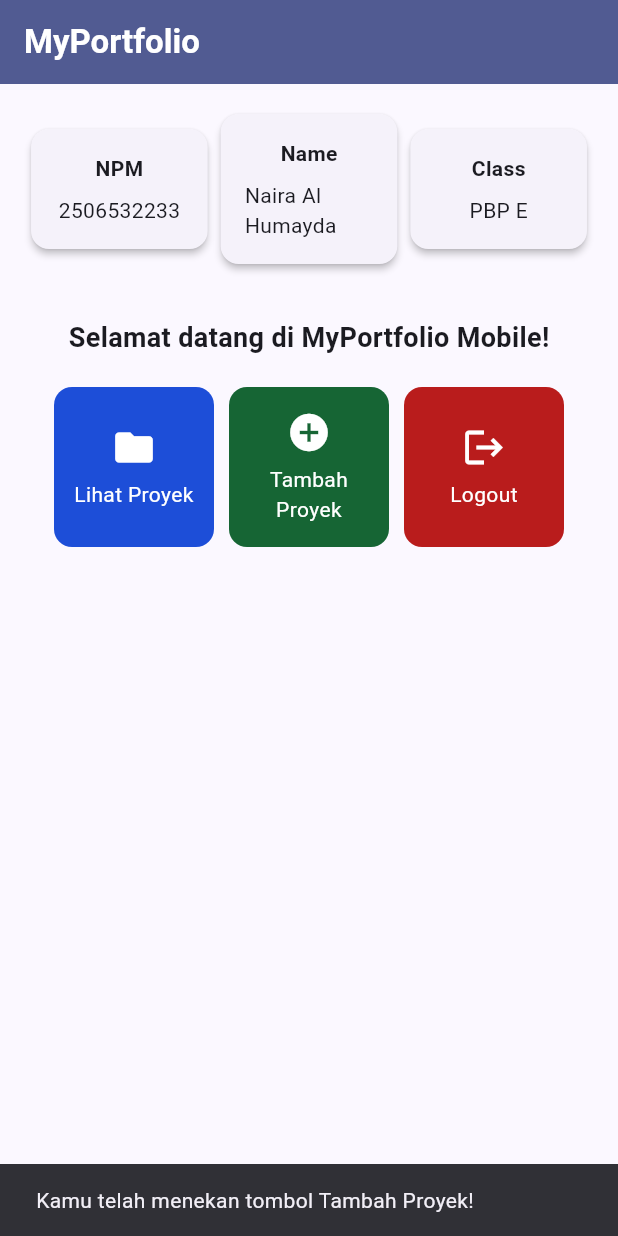
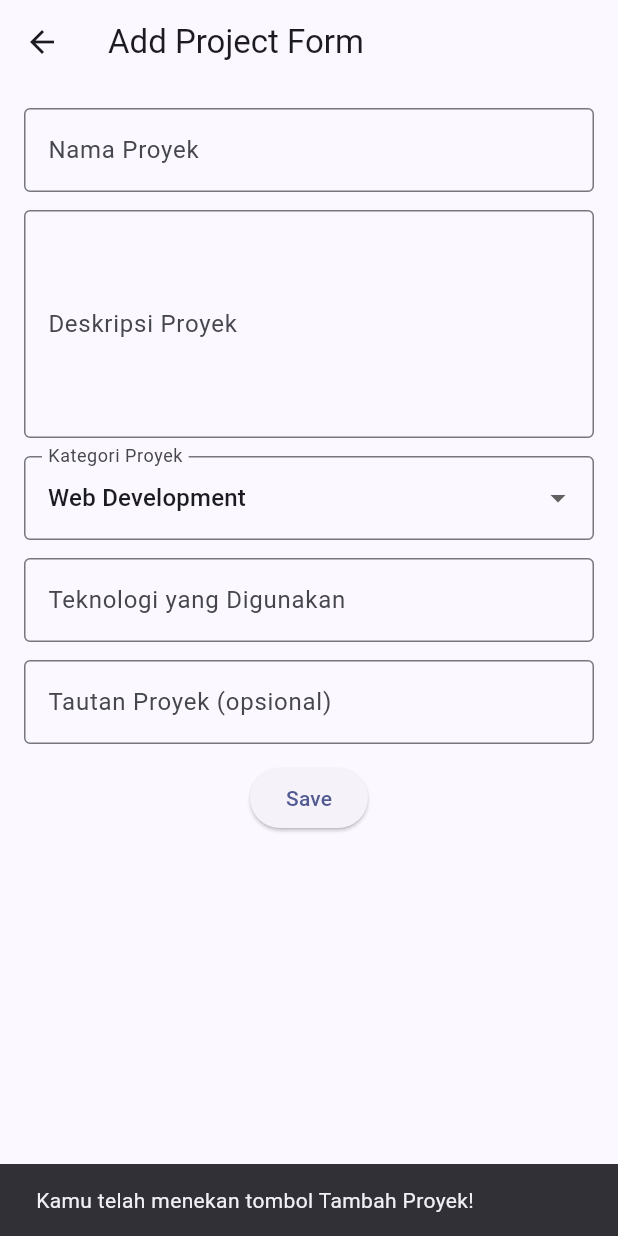
Before and after one commit to nairalhmyda/myportofolio_mobile, a Flutter app: the screen it shows after launch, after a tap on "Tambah Proyek", on a phone screen of 412 x 824 dp. Run offline on Flutter 3.47's test engine with Material 3 defaults, Android fonts, the phone set to English and light mode, and no system bars; our stand-ins replace material_ui.

Commit message:
feat(form and navigation): add project form and validation, connect project form and drawer.

```diff
--- a/lib/main.dart
+++ b/lib/main.dart
@@ -1,5 +1,5 @@
-import 'package:flutter/material.dart';
-import 'package:myportofolio_mobile/menu.dart';
+import 'package:material_ui/material_ui.dart';
+import 'package:myportofolio_mobile/screens/menu.dart';
 
 void main() {
   runApp(const MyApp());
--- a/lib/models/item_homepage.dart
+++ b/lib/models/item_homepage.dart
@@ -1,4 +1,4 @@
-import 'package:flutter/material.dart';
+import 'package:material_ui/material_ui.dart';
 
 enum MenuAction { viewProjects, addProject, logout }
 
--- a/lib/menu.dart
+++ b/lib/screens/menu.dart
@@ -1,9 +1,10 @@
-import 'package:flutter/material.dart';
+import 'package:material_ui/material_ui.dart';
 
-import 'screens/project_list_page.dart';
-import 'widgets/info_card.dart';
-import 'widgets/item_card.dart';
-import 'models/item_homepage.dart';
+import 'project_list_page.dart';
+import '../widgets/info_card.dart';
+import '../widgets/project_card.dart';
+import '../models/item_homepage.dart';
+import 'project_form.dart';
 
 class MyHomePage extends StatelessWidget {
   const MyHomePage({super.key});
@@ -86,13 +87,19 @@ class MyHomePage extends StatelessWidget {
                       return ItemCard(
                         item,
                         onPressed: () {
-                          if (item.action != MenuAction.viewProjects) return;
-
-                          Navigator.of(context).push(
-                            MaterialPageRoute<void>(
-                              builder: (_) => const ProjectListPage(),
-                            ),
-                          );
+                          if (item.action == MenuAction.viewProjects) {
+                            Navigator.of(context).push(
+                              MaterialPageRoute<void>(
+                                builder: (_) => const ProjectListPage(),
+                              ),
+                            );
+                          } else if (item.action == MenuAction.addProject) {
+                            Navigator.of(context).push(
+                              MaterialPageRoute<void>(
+                                builder: (_) => const ProjectFormPage(),
+                              ),
+                            );
+                          }
                         },
                       );
                     }).toList(),
--- /dev/null
+++ b/lib/screens/project_form.dart
@@ -0,0 +1,144 @@
+import 'package:material_ui/material_ui.dart';
+
+class ProjectFormPage extends StatefulWidget {
+  const ProjectFormPage({super.key});
+
+  @override
+  State<ProjectFormPage> createState() => _ProjectFormPageState();
+}
+
+class _ProjectFormPageState extends State<ProjectFormPage> {
+  final _formKey = GlobalKey<FormState>();
+
+  static const _categories = [
+    'Web Development',
+    'Mobile Development',
+    'Machine Learning',
+    'Data Science',
+    'Other',
+  ];
+
+  String _projectName = '';
+  String _description = '';
+  String _category = _categories.first;
+  String _technologies = '';
+  String _projectLink = '';
+
+  Widget _input({
+    required String label,
+    required ValueChanged<String> onChanged,
+    bool isRequired = false,
+    int maxLines = 1,
+  }) {
+    return Padding(
+      padding: const EdgeInsets.only(bottom: 12),
+      child: TextFormField(
+        maxLines: maxLines,
+        decoration: InputDecoration(
+          labelText: label,
+          border: const OutlineInputBorder(),
+        ),
+        onChanged: onChanged,
+        validator: (value) {
+          if (isRequired && (value == null || value.trim().isEmpty)) {
+            return '$label tidak boleh kosong.';
+          }
+          return null;
+        },
+      ),
+    );
+  }
+
+  void _saveProject() {
+    if (!_formKey.currentState!.validate()) return;
+
+    showDialog<void>(
+      context: context,
+      builder: (dialogContext) => AlertDialog(
+        title: const Text('Proyek berhasil ditambahkan!'),
+        scrollable: true,
+        content: Column(
+          crossAxisAlignment: CrossAxisAlignment.start,
+          children: [
+            Text('Nama Proyek: $_projectName'),
+            Text('Deskripsi: $_description'),
+            Text('Kategori: $_category'),
+            Text('Teknologi: $_technologies'),
+            Text('Tautan: $_projectLink'),
+          ],
+        ),
+        actions: [
+          TextButton(
+            onPressed: () {
+              Navigator.of(dialogContext).pop();
+              _formKey.currentState!.reset();
+              _projectName = '';
+              _description = '';
+              _category = _categories.first;
+              _technologies = '';
+              _projectLink = '';
+            },
+            child: const Text('OK'),
+          ),
+        ],
+      ),
+    );
+  }
+
+  @override
+  Widget build(BuildContext context) {
+    return Scaffold(
+      appBar: AppBar(title: const Text('Add Project Form')),
+      body: Form(
+        key: _formKey,
+        child: SingleChildScrollView(
+          padding: const EdgeInsets.all(16),
+          child: Column(
+            crossAxisAlignment: CrossAxisAlignment.stretch,
+            children: [
+              _input(
+                label: 'Nama Proyek',
+                isRequired: true,
+                onChanged: (value) => _projectName = value,
+              ),
+              _input(
+                label: 'Deskripsi Proyek',
+                isRequired: true,
+                maxLines: 5,
+                onChanged: (value) => _description = value,
+              ),
+              DropdownButtonFormField<String>(
+                initialValue: _categories.first,
+                isExpanded: true,
+                decoration: const InputDecoration(
+                  labelText: 'Kategori Proyek',
+                  border: OutlineInputBorder(),
+                ),
+                items: [
+                  for (final category in _categories)
+                    DropdownMenuItem(value: category, child: Text(category)),
+                ],
+                onChanged: (value) => _category = value ?? _categories.first,
+              ),
+              const SizedBox(height: 12),
+              _input(
+                label: 'Teknologi yang Digunakan',
+                onChanged: (value) => _technologies = value,
+              ),
+              _input(
+                label: 'Tautan Proyek (opsional)',
+                onChanged: (value) => _projectLink = value,
+              ),
+              Center(
+                child: ElevatedButton(
+                  onPressed: _saveProject,
+                  child: const Text('Save'),
+                ),
+              ),
+            ],
+          ),
+        ),
+      ),
+    );
+  }
+}
--- a/lib/screens/project_list_page.dart
+++ b/lib/screens/project_list_page.dart
@@ -1,4 +1,4 @@
-import 'package:flutter/material.dart';
+import 'package:material_ui/material_ui.dart';
 
 class PortfolioProject {
   final String title;
@@ -32,8 +32,7 @@ class ProjectListPage extends StatelessWidget {
   @override
   Widget build(BuildContext context) {
     return Scaffold(
-      appBar: AppBar(
-        title: const Text('Daftar Proyek')),
+      appBar: AppBar(title: const Text('Daftar Proyek')),
       body: ListView(
         padding: const EdgeInsets.all(16),
         children: [
--- a/lib/widgets/info_card.dart
+++ b/lib/widgets/info_card.dart
@@ -1,4 +1,4 @@
-import 'package:flutter/material.dart';
+import 'package:material_ui/material_ui.dart';
 
 class InfoCard extends StatelessWidget {
   // Kartu informasi yang menampilkan judul (title) dan isi (content).
--- a/lib/widgets/item_card.dart
+++ b/lib/widgets/project_card.dart
@@ -1,4 +1,5 @@
-import 'package:flutter/material.dart';
+import 'package:material_ui/material_ui.dart';
+
 import '../models/item_homepage.dart';
 
 class ItemCard extends StatelessWidget {
--- a/pubspec.yaml
+++ b/pubspec.yaml
@@ -34,6 +34,7 @@ dependencies:
   # The following adds the Cupertino Icons font to your application.
   # Use with the CupertinoIcons class for iOS style icons.
   cupertino_icons: ^1.0.8
+  material_ui: ^1.11.1
 
 dev_dependencies:
   flutter_test:
```
Also changed, not shown: lib/widgets/left_drawer.dart (added, +56 -0 lines), pubspec.lock.
